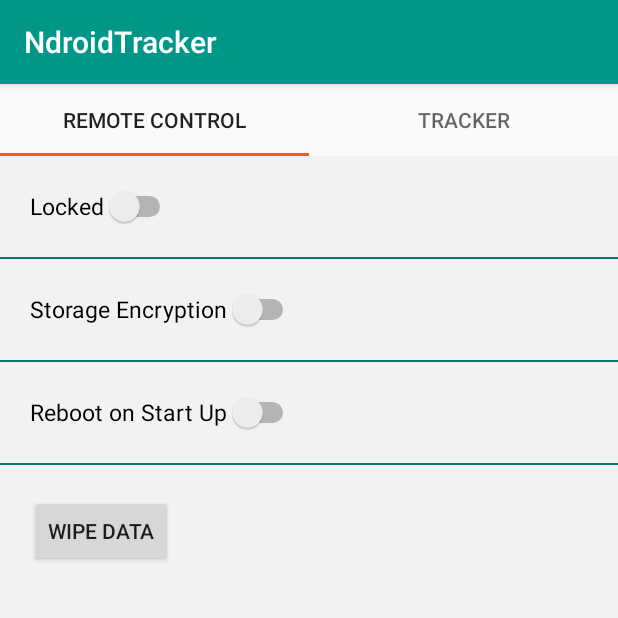
After one commit to octav202/NdroidTracker, an Android app: the RemoteControlFragment screen opened directly, with no data from a screen before it, on a phone screen of 412 x 824 dp, the top half of it. The commit adds this screen. Run offline under Robolectric (Android 15) with nearby library versions, the phone set to English and light mode, and no system bars.

Commit message:
Remote Control Fragment

```diff
--- a/app/build.gradle
+++ b/app/build.gradle
@@ -22,6 +22,7 @@ dependencies {
     implementation fileTree(dir: 'libs', include: ['*.jar'])
     implementation 'com.android.support:appcompat-v7:26.1.0'
     implementation 'com.android.support.constraint:constraint-layout:1.1.0'
+    compile 'com.android.support:design:23.2.0'
     testImplementation 'junit:junit:4.12'
     androidTestImplementation 'com.android.support.test:runner:1.0.1'
     androidTestImplementation 'com.android.support.test.espresso:espresso-core:3.0.1'
--- a/app/src/main/AndroidManifest.xml
+++ b/app/src/main/AndroidManifest.xml
@@ -9,13 +9,16 @@
         android:roundIcon="@mipmap/ic_launcher_round"
         android:supportsRtl="true"
         android:theme="@style/AppTheme" >
-        <activity android:name=".MainActivity" >
+        <activity android:name=".SignInActivity" >
             <intent-filter>
                 <action android:name="android.intent.action.MAIN" />
 
                 <category android:name="android.intent.category.LAUNCHER" />
             </intent-filter>
         </activity>
+
+        <activity android:name=".MainActivity">
+        </activity>
     </application>
 
 </manifest>
--- a/app/src/main/java/com/ndroid/ndroidtracker/MainActivity.java
+++ b/app/src/main/java/com/ndroid/ndroidtracker/MainActivity.java
@@ -1,59 +1,21 @@
 package com.ndroid.ndroidtracker;
 
+import android.os.Bundle;
+import android.support.design.widget.TabLayout;
+import android.support.v4.view.ViewPager;
 import android.support.v7.app.AppCompatActivity;
-import android.os.Bundle;
-import android.view.View;
-import android.widget.Button;
-import android.widget.EditText;
-import android.widget.ProgressBar;
-import android.widget.RelativeLayout;
-import android.widget.Toast;
 
 public class MainActivity extends AppCompatActivity {
-
-    private RelativeLayout mSignInLayout;
-    private EditText mNameText;
-    private EditText mPassText;
-    private Button mSignInBtn;
-    private ProgressBar mProgressBar;
 
     @Override
     protected void onCreate(Bundle savedInstanceState) {
         super.onCreate(savedInstanceState);
-        setContentView(R.layout.activity_main);
+        setContentView(R.layout.main_activity);
 
-        mSignInLayout = (RelativeLayout) findViewById(R.id.mainLayout) ;
-        mNameText = (EditText) findViewById(R.id.device_name);
-        mPassText = (EditText) findViewById(R.id.device_pass);
-        mSignInBtn = (Button) findViewById(R.id.sign_in_btn);
-        mProgressBar = (ProgressBar) findViewById(R.id.progressBar);
+        ViewPager viewPager = findViewById(R.id.viewpager);
+        viewPager.setAdapter(new PagerAdapter(getSupportFragmentManager()));
+        TabLayout tabLayout = findViewById(R.id.sliding_tabs);
+        tabLayout.setupWithViewPager(viewPager);
+    }
 
-        mSignInBtn.setOnClickListener(new View.OnClickListener() {
-            @Override
-            public void onClick(View v) {
-                String name = mNameText.getText().toString();
-                String pass = mPassText.getText().toString();
-
-                if (name.isEmpty() || pass.isEmpty()) {
-                    Toast.makeText(getApplicationContext(), "Invalid Credentials",
-                            Toast.LENGTH_SHORT).show();
-                    return;
-                }
-
-                new SignInTask(new SignInTask.SignInCallback() {
-                    @Override
-                    public void onStarted() {
-                        mProgressBar.setVisibility(View.VISIBLE);
-                        mSignInLayout.setAlpha(0.2f);
-                    }
-
-                    @Override
-                    public void onFinished(int id) {
-                        mProgressBar.setVisibility(View.GONE);
-                        mSignInLayout.setAlpha(1f);
-                    }
-                }).execute(name, pass);
-            }
-        });
-    }
 }
--- /dev/null
+++ b/app/src/main/java/com/ndroid/ndroidtracker/PagerAdapter.java
@@ -0,0 +1,38 @@
+package com.ndroid.ndroidtracker;
+
+
+import android.support.v4.app.Fragment;
+import android.support.v4.app.FragmentManager;
+import android.support.v4.app.FragmentPagerAdapter;
+
+
+public class PagerAdapter extends FragmentPagerAdapter {
+
+    private String tabTitles[] = new String[]{"Remote Control", "Tracker"};
+
+    public PagerAdapter(FragmentManager fm) {
+        super(fm);
+    }
+
+    @Override
+    public Fragment getItem(int position) {
+        switch (position) {
+            case 0:
+                return new RemoteControlFragment();
+            case 1:
+                return new Fragment();
+            default:
+                return null;
+        }
+    }
+
+    @Override
+    public int getCount() {
+        return tabTitles.length;
+    }
+
+    @Override
+    public CharSequence getPageTitle(int position) {
+        return tabTitles[position];
+    }
+}
--- /dev/null
+++ b/app/src/main/java/com/ndroid/ndroidtracker/RemoteControlFragment.java
@@ -0,0 +1,61 @@
+package com.ndroid.ndroidtracker;
+
+import android.support.v4.app.Fragment;
+import android.os.Bundle;
+import android.view.LayoutInflater;
+import android.view.View;
+import android.view.ViewGroup;
+import android.widget.Button;
+import android.widget.CompoundButton;
+import android.widget.Switch;
+import android.widget.Toast;
+
+public class RemoteControlFragment extends Fragment {
+
+    private Switch mLockSwitch;
+    private Switch mEncryptionSwitch;
+    private Switch mRebootSwitch;
+    private Button mWipeButton;
+
+    @Override
+    public View onCreateView(LayoutInflater inflater, ViewGroup container, Bundle savedInstanceState) {
+
+        View view = inflater.inflate(R.layout.remote_control_layout, container, false);
+        mLockSwitch = (Switch) view.findViewById(R.id.locked_switch);
+        mEncryptionSwitch = (Switch) view.findViewById(R.id.storage_encryption_switch);
+        mRebootSwitch = (Switch) view.findViewById(R.id.reboot);
+        mWipeButton = (Button) view.findViewById(R.id.wipe_data);
+
+        mLockSwitch.setOnCheckedChangeListener(new CompoundButton.OnCheckedChangeListener() {
+            @Override
+            public void onCheckedChanged(CompoundButton buttonView, boolean isChecked) {
+                Toast.makeText(getActivity().getApplicationContext(), "Locked : " + isChecked,
+                        Toast.LENGTH_SHORT).show();
+            }
+        });
+
+        mEncryptionSwitch.setOnCheckedChangeListener(new CompoundButton.OnCheckedChangeListener() {
+            @Override
+            public void onCheckedChanged(CompoundButton buttonView, boolean isChecked) {
+                Toast.makeText(getActivity().getApplicationContext(), "Storage Ecnrypted : " + isChecked,
+                        Toast.LENGTH_SHORT).show();
+            }
+        });
+
+        mRebootSwitch.setOnCheckedChangeListener(new CompoundButton.OnCheckedChangeListener() {
+            @Override
+            public void onCheckedChanged(CompoundButton buttonView, boolean isChecked) {
+                Toast.makeText(getActivity().getApplicationContext(), "Reboot on Start-Up : " + isChecked,
+                        Toast.LENGTH_SHORT).show();
+            }
+        });
+
+        mWipeButton.setOnClickListener(new View.OnClickListener() {
+            @Override
+            public void onClick(View v) {
+                Toast.makeText(getActivity().getApplicationContext(), "Wiped : ", Toast.LENGTH_SHORT).show();
+            }
+        });
+        return view;
+    }
+}
--- /dev/null
+++ b/app/src/main/java/com/ndroid/ndroidtracker/SignInActivity.java
@@ -0,0 +1,63 @@
+package com.ndroid.ndroidtracker;
+
+import android.content.Intent;
+import android.support.v7.app.AppCompatActivity;
+import android.os.Bundle;
+import android.view.View;
+import android.widget.Button;
+import android.widget.EditText;
+import android.widget.ProgressBar;
+import android.widget.RelativeLayout;
+import android.widget.Toast;
+
+public class SignInActivity extends AppCompatActivity {
+
+    private RelativeLayout mSignInLayout;
+    private EditText mNameText;
+    private EditText mPassText;
+    private Button mSignInBtn;
+    private ProgressBar mProgressBar;
+
+    @Override
+    protected void onCreate(Bundle savedInstanceState) {
+        super.onCreate(savedInstanceState);
+        setContentView(R.layout.sign_in_layout);
+
+        mSignInLayout = (RelativeLayout) findViewById(R.id.mainLayout);
+        mNameText = (EditText) findViewById(R.id.device_name);
+        mPassText = (EditText) findViewById(R.id.device_pass);
+        mSignInBtn = (Button) findViewById(R.id.sign_in_btn);
+        mProgressBar = (ProgressBar) findViewById(R.id.progressBar);
+
+        mSignInBtn.setOnClickListener(new View.OnClickListener() {
+            @Override
+            public void onClick(View v) {
+                String name = mNameText.getText().toString();
+                String pass = mPassText.getText().toString();
+
+                if (name.isEmpty() || pass.isEmpty()) {
+                    Toast.makeText(getApplicationContext(), "Invalid Credentials",
+                            Toast.LENGTH_SHORT).show();
+                    return;
+                }
+
+                new SignInTask(new SignInTask.SignInCallback() {
+                    @Override
+                    public void onStarted() {
+                        mProgressBar.setVisibility(View.VISIBLE);
+                        mSignInLayout.setAlpha(0.2f);
+                    }
+
+                    @Override
+                    public void onFinished(int id) {
+                        mProgressBar.setVisibility(View.GONE);
+                        mSignInLayout.setAlpha(1f);
+
+                        Intent i = new Intent(getApplicationContext(), MainActivity.class);
+                        startActivity(i);
+                    }
+                }).execute(name, pass);
+            }
+        });
+    }
+}
--- a/app/src/main/java/com/ndroid/ndroidtracker/SignInTask.java
+++ b/app/src/main/java/com/ndroid/ndroidtracker/SignInTask.java
@@ -15,7 +15,7 @@ public class SignInTask extends AsyncTask<String, Void, Integer> {
         String pass = strings[1];
 
         try {
-            Thread.sleep(5000);
+            Thread.sleep(1000);
         } catch (InterruptedException e) {
             e.printStackTrace();
         }
--- /dev/null
+++ b/app/src/main/res/layout/main_activity.xml
@@ -0,0 +1,21 @@
+<?xml version="1.0" encoding="utf-8"?>
+<LinearLayout xmlns:android="http://schemas.android.com/apk/res/android"
+    xmlns:app="http://schemas.android.com/apk/res-auto"
+    android:layout_width="match_parent"
+    android:layout_height="match_parent"
+    android:orientation="vertical">
+
+    <android.support.design.widget.TabLayout
+        android:id="@+id/sliding_tabs"
+        android:layout_width="match_parent"
+        android:layout_height="wrap_content"
+        app:tabMode="fixed" />
+
+    <android.support.v4.view.ViewPager
+        android:id="@+id/viewpager"
+        android:layout_width="match_parent"
+        android:layout_height="0px"
+        android:layout_weight="1"
+        android:background="@android:color/white" />
+
+</LinearLayout>
--- /dev/null
+++ b/app/src/main/res/layout/remote_control_layout.xml
@@ -0,0 +1,51 @@
+<?xml version="1.0" encoding="utf-8"?>
+<LinearLayout xmlns:android="http://schemas.android.com/apk/res/android"
+    android:layout_width="match_parent"
+    android:layout_height="match_parent"
+    android:orientation="vertical"
+    android:background="@color/background">
+
+    <Switch android:layout_width="wrap_content"
+        android:layout_height="wrap_content"
+        android:id="@+id/locked_switch"
+        android:layout_margin="20dp"
+        android:text="@string/locked"
+        android:textSize="15sp"/>
+
+    <View android:layout_width="match_parent"
+        android:layout_height="1dp"
+        android:background="@color/colorPrimaryDark"/>
+
+    <Switch android:layout_width="wrap_content"
+        android:layout_height="wrap_content"
+        android:id="@+id/storage_encryption_switch"
+        android:layout_margin="20dp"
+        android:text="@string/storage_encryption"
+        android:textSize="15sp"/>
+
+    <View android:layout_width="match_parent"
+        android:layout_height="1dp"
+        android:background="@color/colorPrimaryDark"/>
+
+    <Switch
+        android:layout_width="wrap_content"
+        android:layout_height="wrap_content"
+        android:id="@+id/reboot"
+        android:text="@string/reboot"
+        android:layout_margin="20dp"
+        android:textSize="15sp"/>
+
+
+    <View android:layout_width="match_parent"
+        android:layout_height="1dp"
+        android:background="@color/colorPrimaryDark"/>
+
+    <Button
+        android:layout_width="wrap_content"
+        android:layout_height="wrap_content"
+        android:id="@+id/wipe_data"
+        android:text="@string/wipe_data"
+        android:layout_margin="20dp"/>
+
+
+</LinearLayout>
--- a/app/src/main/res/layout/activity_main.xml
+++ b/app/src/main/res/layout/sign_in_layout.xml
@@ -3,7 +3,7 @@
     xmlns:tools="http://schemas.android.com/tools"
     android:layout_width="match_parent"
     android:layout_height="match_parent"
-    tools:context=".MainActivity"
+    tools:context=".SignInActivity"
     android:background="@color/background"
     android:id="@+id/mainLayout">
 
--- a/app/src/main/res/values/strings.xml
+++ b/app/src/main/res/values/strings.xml
@@ -3,4 +3,8 @@
     <string name="hint_device_name">Device Name</string>
     <string name="hint_device_pass">Password</string>
     <string name="sign_in">Sign In</string>
+    <string name="locked">Locked</string>
+    <string name="storage_encryption">Storage Encryption</string>
+    <string name="wipe_data">Wipe Data</string>
+    <string name="reboot">Reboot on Start Up</string>
 </resources>
```
